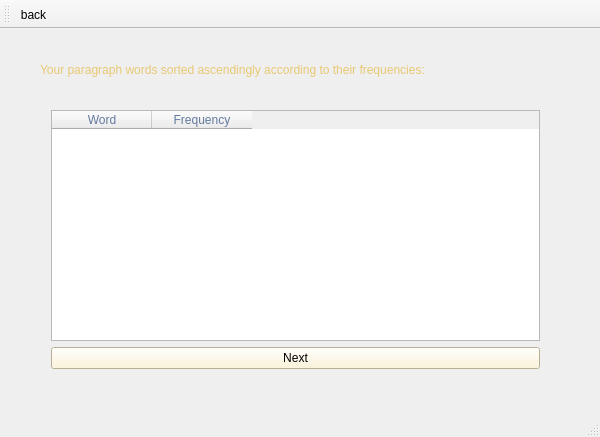
Qt form SortAsc.ui (Rrr3rrr2004/Word-Frequency-Count) before a commit.
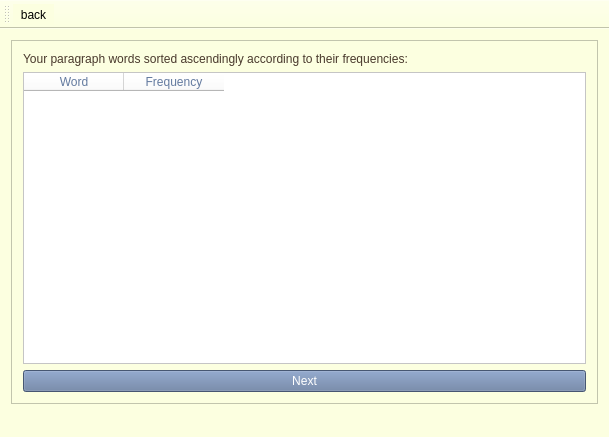
The same form after that commit. Icons and pictures are not drawn.

Patch:
```diff
--- a/SortAsc.ui
+++ b/SortAsc.ui
@@ -6,45 +6,43 @@
    <rect>
     <x>0</x>
     <y>0</y>
-    <width>600</width>
+    <width>609</width>
     <height>437</height>
    </rect>
   </property>
   <property name="windowTitle">
    <string>SortAsc</string>
   </property>
+  <property name="styleSheet">
+   <string notr="true">background-color: rgb(252, 255, 224);</string>
+  </property>
   <widget class="QWidget" name="centralWidget">
+   <layout class="QGridLayout" name="gridLayout_2">
+    <item row="0" column="0">
+     <widget class="QFrame" name="frame">
+      <property name="frameShape">
+       <enum>QFrame::Shape::StyledPanel</enum>
+      </property>
+      <property name="frameShadow">
+       <enum>QFrame::Shadow::Raised</enum>
+      </property>
+      <layout class="QGridLayout" name="gridLayout">
+       <item row="0" column="0">
    <widget class="QLabel" name="label">
-    <property name="geometry">
-     <rect>
-      <x>40</x>
-      <y>20</y>
-      <width>511</width>
-      <height>41</height>
-     </rect>
-    </property>
     <property name="styleSheet">
-     <string notr="true">color: rgb(232, 200, 114);
-font: 700 12pt &quot;Times New Roman&quot;;</string>
+          <string notr="true">font: 700 12pt &quot;Times New Roman&quot;;
+color: rgb(73, 57, 44);</string>
     </property>
     <property name="text">
      <string>Your paragraph words sorted ascendingly according to their frequencies:</string>
     </property>
    </widget>
-   <widget class="QWidget" name="layoutWidget">
-    <property name="geometry">
-     <rect>
-      <x>40</x>
-      <y>70</y>
-      <width>511</width>
-      <height>281</height>
-     </rect>
-    </property>
-    <layout class="QVBoxLayout" name="verticalLayout">
-     <item>
+       </item>
+       <item row="1" column="0">
       <widget class="QTableWidget" name="tableAsc">
        <property name="styleSheet">
         <string notr="true">color: rgb(99, 122, 159);
+background-color: rgb(255, 255, 255);
 font: 700 10pt &quot;Traditional Arabic&quot;;
 alternate-background-color: rgb(201, 215, 221);</string>
        </property>
@@ -66,11 +64,12 @@
        </column>
       </widget>
      </item>
-     <item>
+       <item row="2" column="0">
       <widget class="QPushButton" name="next">
        <property name="styleSheet">
-        <string notr="true">background-color: rgb(255, 243, 207);
-font: 700 10pt &quot;Times New Roman&quot;;</string>
+          <string notr="true">font: 700 15pt &quot;Traditional Arabic&quot;;
+background-color: rgb(99, 122, 159);
+color: rgb(255, 255, 255);</string>
        </property>
        <property name="text">
         <string>Next</string>
@@ -79,6 +78,8 @@
      </item>
     </layout>
    </widget>
+    </item>
+   </layout>
   </widget>
   <widget class="QToolBar" name="mainToolBar">
    <attribute name="toolBarArea">
```
Left out of the diff: 3 changed lines with no effect on the pictures. Lines whose indentation alone changed are shown as unchanged.
